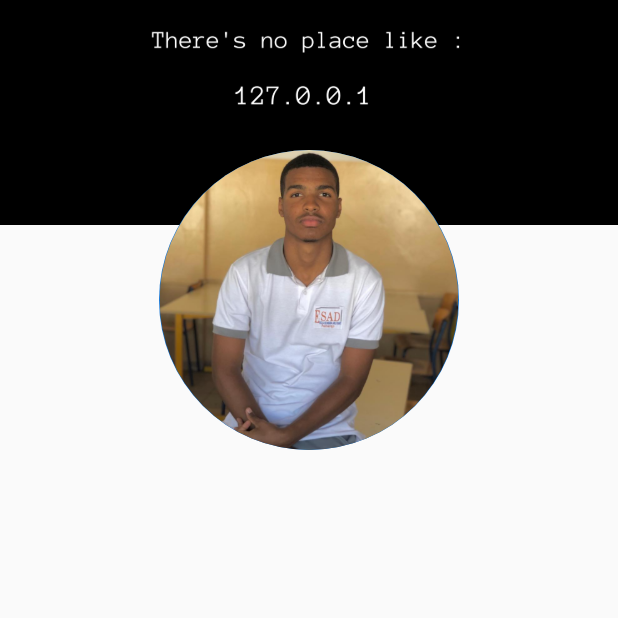
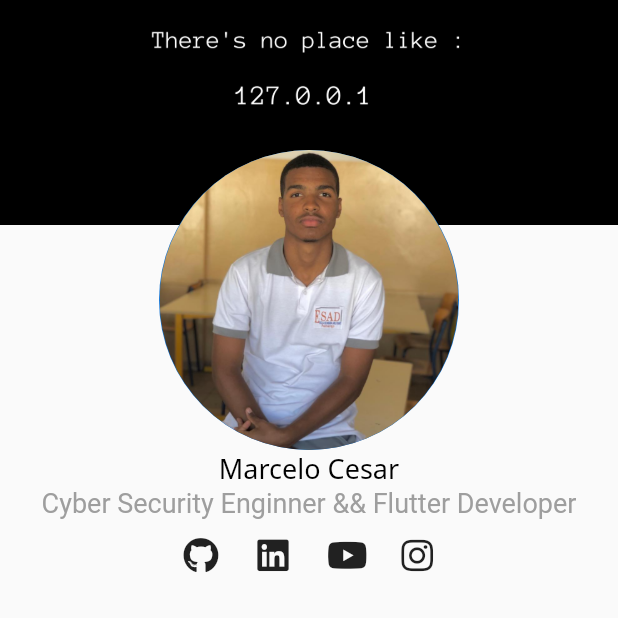
Before and after one commit to MarceloJSCesar/Flutter-Portfolio, a Flutter app: the screen it shows after launch, on a phone screen of 412 x 824 dp, the top half of it. Run offline on Flutter 3.47's test engine with Material 2 defaults, Android fonts, the phone set to English and light mode, and no system bars; our stand-ins replace font_awesome_flutter, google_fonts.

Commit message:
body header UI done

```diff
--- a/flutter_portfolio/lib/core/components/app/app_text_style.dart
+++ b/flutter_portfolio/lib/core/components/app/app_text_style.dart
@@ -3,5 +3,5 @@ import 'package:google_fonts/google_fonts.dart';
 
 class AppTextStyle {
   static final TextStyle nameAppBarTextStyle =
-      GoogleFonts.notoSans(color: Colors.black, fontSize: 17);
+      GoogleFonts.notoSans(color: Colors.black, fontSize: 18);
 }
--- /dev/null
+++ b/flutter_portfolio/lib/core/components/widgets/body/body_header.dart
@@ -0,0 +1,62 @@
+import 'package:flutter/material.dart';
+import 'package:font_awesome_flutter/font_awesome_flutter.dart';
+import 'package:flutter_portfolio/core/components/app/app_text_style.dart';
+import '../custom_sizedbox.dart';
+import '../../../services/open_link_service.dart';
+
+class BodyHeader extends StatelessWidget {
+  @override
+  Widget build(BuildContext context) {
+    return Column(
+      children: <Widget>[
+        CustomSizedBox(
+          height: 150,
+        ),
+        Container(
+          alignment: Alignment.center,
+          child: Text(
+            'Marcelo Cesar',
+            style: AppTextStyle.nameAppBarTextStyle,
+          ),
+        ),
+        Text(
+          'Cyber Security Enginner && Flutter Developer',
+          style: TextStyle(color: Colors.grey, fontSize: 18),
+        ),
+        Row(
+          mainAxisAlignment: MainAxisAlignment.center,
+          children: <Widget>[
+            IconButton(
+              hoverColor: Colors.transparent,
+              icon: Icon(FontAwesomeIcons.github),
+              onPressed: () => OpenLinkService.openLink(
+                'https://github.com/MarceloJSCesar',
+              ),
+            ),
+            IconButton(
+              hoverColor: Colors.transparent,
+              icon: Icon(FontAwesomeIcons.linkedin),
+              onPressed: () => OpenLinkService.openLink(
+                'https://www.linkedin.com/in/marcelo-c%C3%A9sar-8355161b6/',
+              ),
+            ),
+            IconButton(
+              hoverColor: Colors.transparent,
+              icon: Icon(FontAwesomeIcons.youtube),
+              onPressed: () => OpenLinkService.openLink(
+                'https://www.youtube.com/channel/UC1Zy4P76ajkKBu5PNzr2Frw',
+              ),
+            ),
+            IconButton(
+              hoverColor: Colors.transparent,
+              icon: Icon(FontAwesomeIcons.instagram),
+              onPressed: () => OpenLinkService.openLink(
+                'https://www.instagram.com/d__jordan_/',
+              ),
+            ),
+          ],
+        ),
+      ],
+    );
+  }
+}
--- /dev/null
+++ b/flutter_portfolio/lib/core/services/open_link_service.dart
@@ -0,0 +1,9 @@
+import 'package:url_launcher/url_launcher.dart';
+
+class OpenLinkService {
+  static void openLink(String url) async {
+    await canLaunch(url)
+        ? await launch(url)
+        : throw 'error when openning the link $url';
+  }
+}
--- a/flutter_portfolio/lib/core/views/home_view.dart
+++ b/flutter_portfolio/lib/core/views/home_view.dart
@@ -1,4 +1,5 @@
 import 'package:flutter/material.dart';
+import '../components/widgets/body/body_header.dart';
 import '../components/widgets/custom_appbar.dart';
 
 class HomeView extends StatefulWidget {
@@ -11,9 +12,13 @@ class _HomeViewState extends State<HomeView> {
   Widget build(BuildContext context) {
     return Scaffold(
       appBar: CustomAppBar(),
-      body: Container(
-        child: Column(
-          children: <Widget>[],
+      body: SingleChildScrollView(
+        child: Container(
+          child: Column(
+            children: <Widget>[
+              BodyHeader(),
+            ],
+          ),
         ),
       ),
     );
--- a/flutter_portfolio/pubspec.yaml
+++ b/flutter_portfolio/pubspec.yaml
@@ -24,7 +24,9 @@ dependencies:
   flutter:
     sdk: flutter
   cupertino_icons: ^1.0.2
+  font_awesome_flutter: ^9.0.0
   google_fonts: ^2.0.0
+  url_launcher: ^6.0.3
 
 dev_dependencies:
   flutter_test:
```
